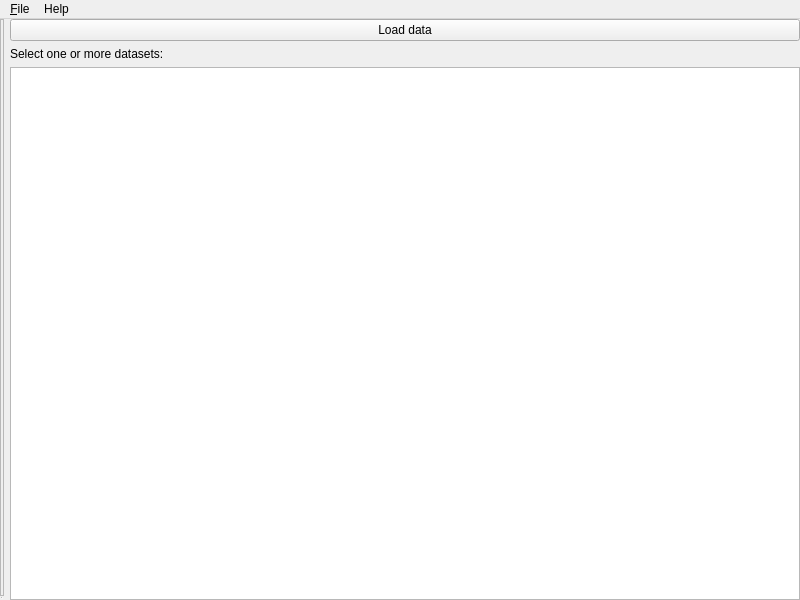
Old version of the form ufit/gui/main.ui in the repository McStasMcXtrace/ufit.
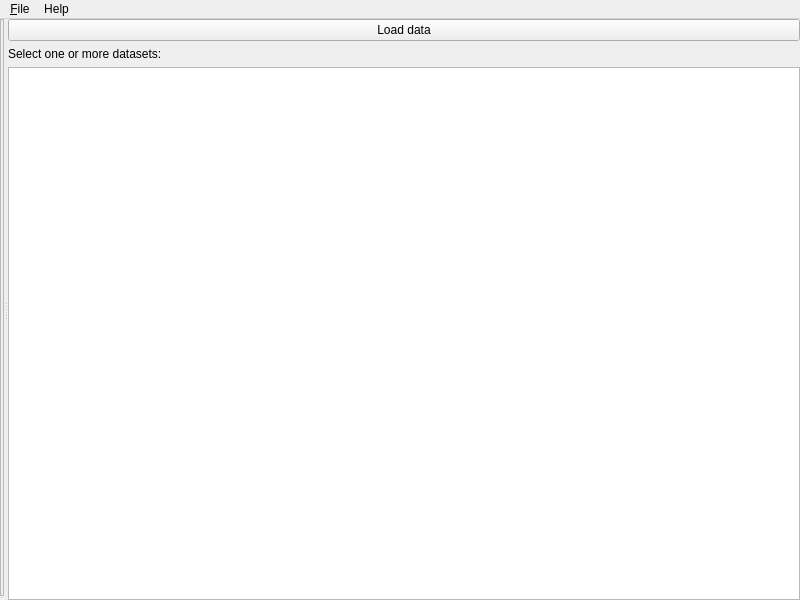
New version of the form. Custom widgets are drawn as their Qt base class.

Patch:
```diff
--- a/ufit/gui/main.ui
+++ b/ufit/gui/main.ui
@@ -19,6 +19,10 @@
      <number>0</number>
     </property>
     <item>
+     <widget class="QSplitter" name="splitter">
+      <property name="orientation">
+       <enum>Qt::Horizontal</enum>
+      </property>
      <widget class="QSplitter" name="vsplitter">
       <property name="orientation">
        <enum>Qt::Vertical</enum>
@@ -33,8 +37,7 @@
       </widget>
       <widget class="QStackedWidget" name="stacker"/>
      </widget>
-    </item>
-    <item>
+      <widget class="QWidget" name="">
      <layout class="QVBoxLayout" name="verticalLayout">
       <item>
        <layout class="QHBoxLayout" name="horizontalLayout">
@@ -58,6 +61,8 @@
        <widget class="DataListView" name="datalist"/>
       </item>
      </layout>
+      </widget>
+     </widget>
     </item>
    </layout>
   </widget>
```
Left out of the diff: 2 changed lines with no effect on the pictures. Lines whose indentation alone changed are shown as unchanged.
